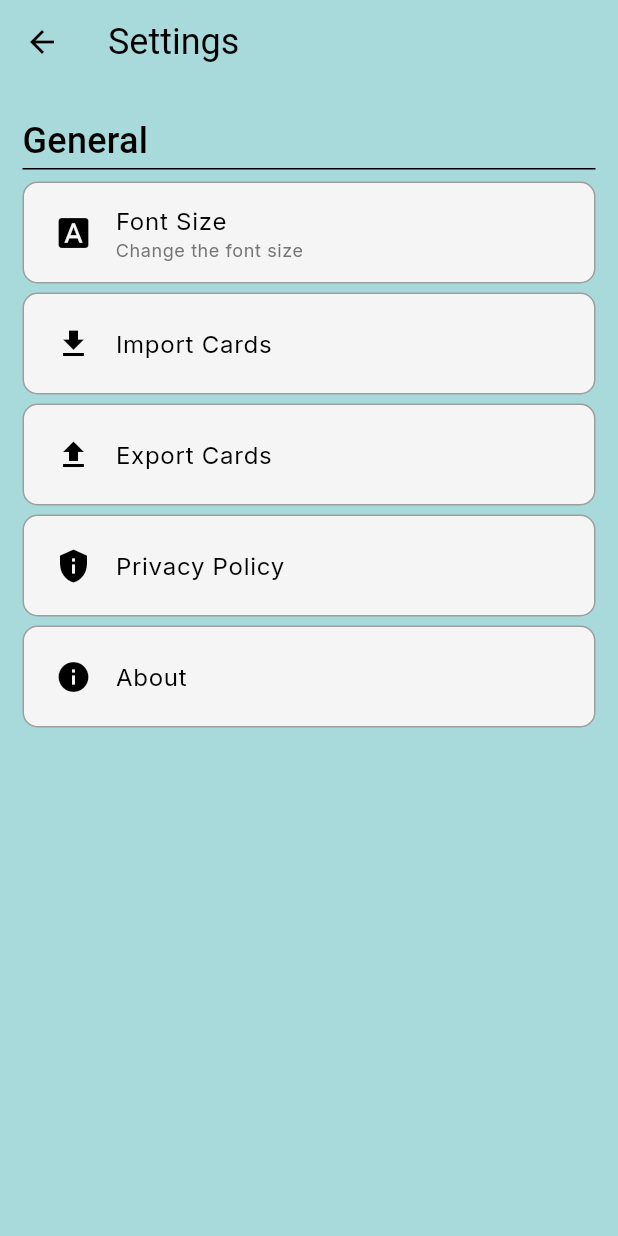
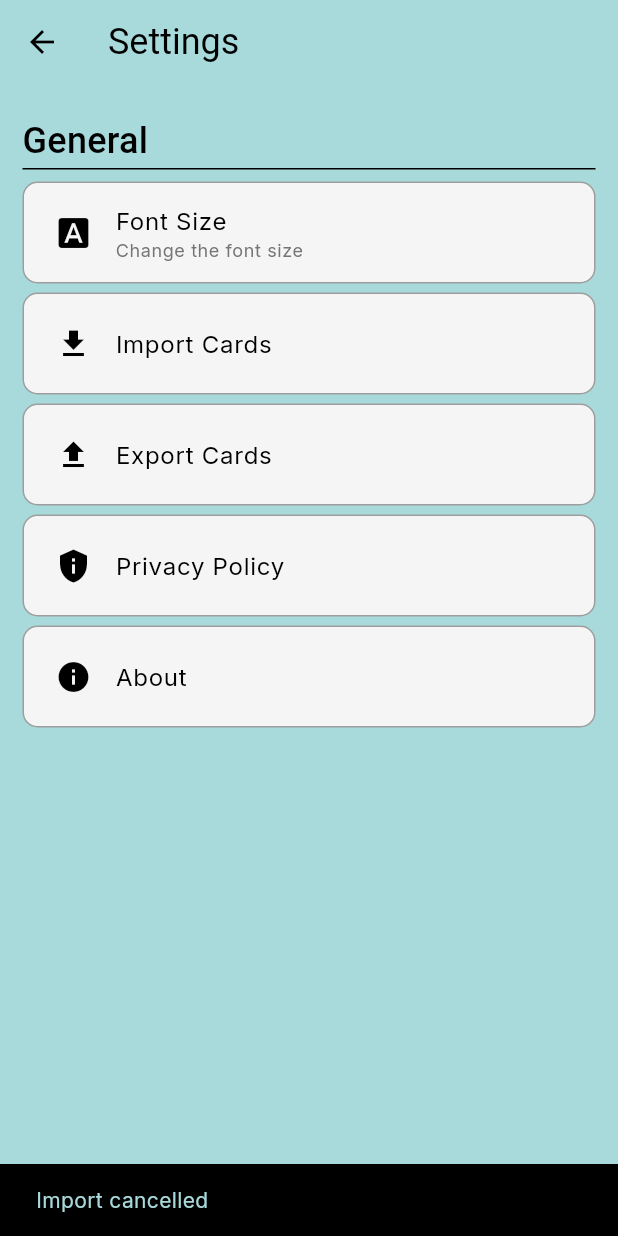
Before and after one commit to 2STYNe/Flashcard-App-with-Flutter, a Flutter app: the SettingPage screen opened by its route, after a tap on "Import Cards", on a phone screen of 412 x 824 dp. Run offline on Flutter 3.47's test engine with Material 3 defaults, Android fonts, the light colour scheme and no system bars; our stand-ins replace file_picker, google_fonts, hive, hive_flutter; accounts and stored records are empty.

Commit message:
Added a way to display errors in importing and exporting cards for users

```diff
--- a/lib/pages/setting_page.dart
+++ b/lib/pages/setting_page.dart
@@ -13,6 +13,31 @@ class SettingPage extends StatelessWidget {
   Widget build(BuildContext context) {
     CardProvider cardProvider = Provider.of<CardProvider>(context);
     List<CardCollection> collections = cardProvider.collections;
+    void importCards() async {
+      dynamic result = await ImportExportUtils.importCardCollections();
+      var snackbar;
+      if (result is List<CardCollection>) {
+        cardProvider.addCollections(result);
+        snackbar = const SnackBar(
+          content: Text("Import Successful"),
+        );
+      } else if (result is String) {
+        snackbar = SnackBar(
+          content: Text(result),
+        );
+      }
+      ScaffoldMessenger.of(context).showSnackBar(snackbar);
+    }
+
+    void exportCards() async {
+      String message =
+          await ImportExportUtils.exportCardCollections(collections);
+      final snackbar = SnackBar(
+        content: Text(message),
+      );
+      ScaffoldMessenger.of(context).showSnackBar(snackbar);
+    }
+
     return Scaffold(
       appBar: AppBar(
         title: const Text(
@@ -51,19 +76,14 @@ class SettingPage extends StatelessWidget {
               SettingsTile(
                 icon: Icons.download,
                 settingTitle: "Import Cards",
-                onTap: () async {
-                  List<CardCollection>? imported =
-                      await ImportExportUtils.importCardCollections();
-                  if (imported != null) {
-                    cardProvider.addCollections(imported);
-                  }
-                },
+                onTap: importCards,
               ),
               SettingsTile(
                 icon: Icons.upload,
                 settingTitle: "Export Cards",
-                onTap: () =>
-                    ImportExportUtils.exportCardCollections(collections),
+                // onTap: () =>
+                //     ImportExportUtils.exportCardCollections(collections),
+                onTap: exportCards,
               ),
               SettingsTile(
                 icon: Icons.privacy_tip,
--- a/lib/utils/import_export.dart
+++ b/lib/utils/import_export.dart
@@ -4,7 +4,7 @@ import 'package:file_picker/file_picker.dart';
 import 'package:flashcard_app_with_flutter/models/collection_model.dart';
 
 class ImportExportUtils {
-  static Future<void> exportCardCollections(
+  static Future<String> exportCardCollections(
       List<CardCollection> cardCollection) async {
     try {
       String jsonString =
@@ -22,16 +22,16 @@ class ImportExportUtils {
         // File outputFile = File(outputFilePath);
 
         // outputFile.writeAsStringSync(jsonString);
-        print('Export successful!');
+        return 'Export Successful!';
       } else {
-        print('Export cancelled');
+        return 'Export Cancelled';
       }
     } catch (e) {
-      print('Error exporting CardCollection: $e');
+      return 'Error exporting CardCollection: $e';
     }
   }
 
-  static Future<List<CardCollection>?> importCardCollections() async {
+  static Future<dynamic> importCardCollections() async {
     try {
       FilePickerResult? result = await FilePicker.platform.pickFiles(
         type: FileType.custom,
@@ -48,11 +48,11 @@ class ImportExportUtils {
         return jsonList.map((e) => CardCollection.fromJson(e)).toList();
       } else {
         print('Import cancelled');
-        return null;
+        return 'Import cancelled';
       }
     } catch (e) {
       print('Error importing CardCollection: $e');
-      return null;
+      return 'Error importing CardCollection: $e';
     }
   }
 }
```
